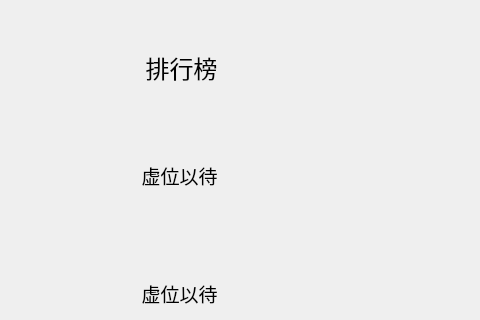
Qt form MyWhiteBlock3.0/rank_board.ui (PKUZhangHQ/PianoTiles) before a commit; both pictures show x 321 to 801 and y 0 to 320 of the 1000 by 800 pixel window.
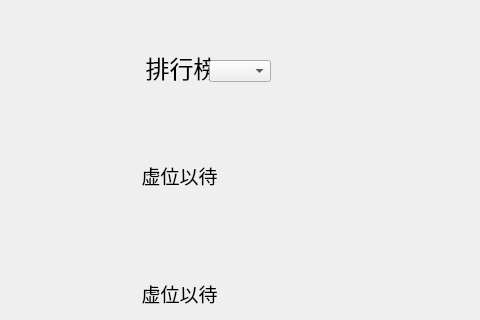
The same form after that commit.

Commit message: Lang add CombBox

The edit to the form file:
```diff
--- a/MyWhiteBlock3.0/rank_board.ui
+++ b/MyWhiteBlock3.0/rank_board.ui
@@ -324,6 +324,16 @@
     </item>
    </layout>
   </widget>
+  <widget class="QComboBox" name="diffBox">
+   <property name="geometry">
+    <rect>
+     <x>530</x>
+     <y>60</y>
+     <width>62</width>
+     <height>22</height>
+    </rect>
+   </property>
+  </widget>
  </widget>
  <resources/>
  <connections/>
```
The commit also changes 2 other files.
